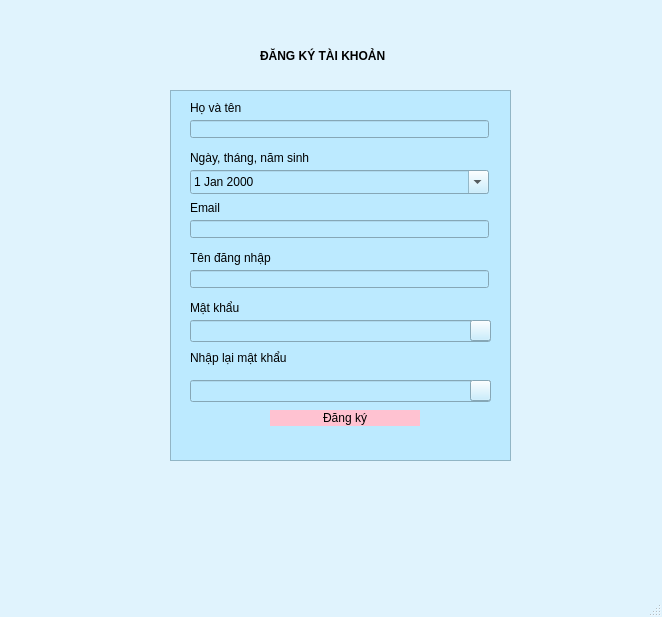
The window that Sign_Up_MainWindow.ui (tunvy313/KTLT) describes before a commit, drawn with Qt 5.
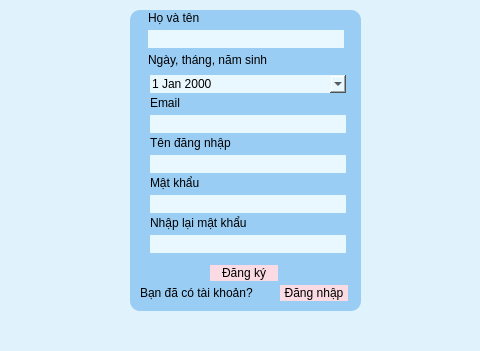
The same window after the commit. Icons and pictures are not drawn.

```diff
--- a/Sign_Up_MainWindow.ui
+++ b/Sign_Up_MainWindow.ui
@@ -6,37 +6,30 @@
    <rect>
     <x>0</x>
     <y>0</y>
-    <width>662</width>
-    <height>617</height>
+    <width>480</width>
+    <height>351</height>
    </rect>
   </property>
-  <property name="maximumSize">
-   <size>
-    <width>16777215</width>
-    <height>16777215</height>
-   </size>
-  </property>
   <property name="windowTitle">
    <string>Đăng nhập</string>
   </property>
   <property name="styleSheet">
-   <string notr="true">QMainWindow#MainWindow{
-	background-color: rgb(224, 243, 253);
-	color: black
-}</string>
+   <string notr="true">background-color: rgb(224, 243, 253)</string>
   </property>
   <widget class="QWidget" name="centralwidget">
    <widget class="QFrame" name="frame">
     <property name="geometry">
      <rect>
-      <x>170</x>
-      <y>90</y>
-      <width>341</width>
-      <height>371</height>
+      <x>130</x>
+      <y>10</y>
+      <width>231</width>
+      <height>301</height>
      </rect>
     </property>
     <property name="styleSheet">
-     <string notr="true">background-color: rgb(188, 234, 255);</string>
+     <string notr="true">background-color: rgb(154, 205, 244);
+border-radius: 10px
+</string>
     </property>
     <property name="frameShape">
      <enum>QFrame::StyledPanel</enum>
@@ -47,9 +40,9 @@
     <widget class="QLabel" name="label">
      <property name="geometry">
       <rect>
-       <x>20</x>
-       <y>10</y>
-       <width>299</width>
+       <x>18</x>
+       <y>0</y>
+       <width>191</width>
        <height>16</height>
       </rect>
      </property>
@@ -63,9 +56,9 @@
      </property>
      <property name="geometry">
       <rect>
-       <x>20</x>
-       <y>30</y>
-       <width>299</width>
+       <x>18</x>
+       <y>20</y>
+       <width>196</width>
        <height>18</height>
       </rect>
      </property>
@@ -76,10 +69,8 @@
       </size>
      </property>
      <property name="styleSheet">
-      <string notr="true">QLineEdit#txtTen {
-	border-radius: 15px
-	background-color: E9F8FF
-}</string>
+      <string notr="true">border-radius: 15px;
+background-color: rgb(233, 248, 255)</string>
      </property>
      <property name="text">
       <string/>
@@ -88,9 +79,9 @@
     <widget class="QLabel" name="label_2">
      <property name="geometry">
       <rect>
-       <x>20</x>
-       <y>60</y>
-       <width>299</width>
+       <x>18</x>
+       <y>42</y>
+       <width>191</width>
        <height>16</height>
       </rect>
      </property>
@@ -102,9 +93,9 @@
      <property name="geometry">
       <rect>
        <x>20</x>
-       <y>80</y>
-       <width>299</width>
-       <height>24</height>
+       <y>65</y>
+       <width>196</width>
+       <height>18</height>
       </rect>
      </property>
      <property name="baseSize">
@@ -114,9 +105,8 @@
       </size>
      </property>
      <property name="styleSheet">
-      <string notr="true">QDateEdit#txtNgaySinh {
-border- radius: 15px
-}</string>
+      <string notr="true">border-radius: 15px;
+background-color: rgb(233, 248, 255)</string>
      </property>
      <property name="calendarPopup">
       <bool>true</bool>
@@ -126,8 +116,8 @@
      <property name="geometry">
       <rect>
        <x>20</x>
-       <y>110</y>
-       <width>299</width>
+       <y>85</y>
+       <width>191</width>
        <height>16</height>
       </rect>
      </property>
@@ -139,8 +129,8 @@
      <property name="geometry">
       <rect>
        <x>20</x>
-       <y>130</y>
-       <width>299</width>
+       <y>105</y>
+       <width>196</width>
        <height>18</height>
       </rect>
      </property>
@@ -151,18 +141,16 @@
       </size>
      </property>
      <property name="styleSheet">
-      <string notr="true">QLineEdit#txtEmail {
-	border-radius: 15px
-	background-color: E9F8FF
-}</string>
+      <string notr="true">border-radius: 15px;
+background-color: rgb(233, 248, 255)</string>
      </property>
     </widget>
     <widget class="QLabel" name="label_4">
      <property name="geometry">
       <rect>
        <x>20</x>
-       <y>160</y>
-       <width>299</width>
+       <y>125</y>
+       <width>191</width>
        <height>16</height>
       </rect>
      </property>
@@ -174,8 +162,8 @@
      <property name="geometry">
       <rect>
        <x>20</x>
-       <y>180</y>
-       <width>299</width>
+       <y>145</y>
+       <width>196</width>
        <height>18</height>
       </rect>
      </property>
@@ -186,18 +174,16 @@
       </size>
      </property>
      <property name="styleSheet">
-      <string notr="true">QLineEdit#txtTenDangNhap {
-	border-radius: 15px
-	background-color: E9F8FF
-}</string>
+      <string notr="true">border-radius: 15px;
+background-color: rgb(233, 248, 255)</string>
      </property>
     </widget>
     <widget class="QLabel" name="label_5">
      <property name="geometry">
       <rect>
        <x>20</x>
-       <y>210</y>
-       <width>299</width>
+       <y>165</y>
+       <width>196</width>
        <height>16</height>
       </rect>
      </property>
@@ -209,9 +195,9 @@
      <property name="geometry">
       <rect>
        <x>20</x>
-       <y>230</y>
-       <width>301</width>
-       <height>22</height>
+       <y>185</y>
+       <width>196</width>
+       <height>18</height>
       </rect>
      </property>
      <property name="maximumSize">
@@ -221,10 +207,8 @@
       </size>
      </property>
      <property name="styleSheet">
-      <string notr="true">QLineEdit#txtMatKhau {
-	border-radius: 15px
-	background-color: E9F8FF
-}</string>
+      <string notr="true">border-radius: 15px;
+background-color: rgb(233, 248, 255)</string>
      </property>
      <property name="echoMode">
       <enum>QLineEdit::Password</enum>
@@ -234,8 +218,8 @@
      <property name="geometry">
       <rect>
        <x>20</x>
-       <y>260</y>
-       <width>299</width>
+       <y>205</y>
+       <width>196</width>
        <height>16</height>
       </rect>
      </property>
@@ -247,9 +231,9 @@
      <property name="geometry">
       <rect>
        <x>20</x>
-       <y>290</y>
-       <width>301</width>
-       <height>22</height>
+       <y>225</y>
+       <width>196</width>
+       <height>18</height>
       </rect>
      </property>
      <property name="maximumSize">
@@ -259,10 +243,8 @@
       </size>
      </property>
      <property name="styleSheet">
-      <string notr="true">QLineEdit{
-	border-radius: 15px
-	background-color: E9F8FF
-}</string>
+      <string notr="true">border-radius: 15px;
+background-color: rgb(233, 248, 255)</string>
      </property>
      <property name="echoMode">
       <enum>QLineEdit::Password</enum>
@@ -271,9 +253,9 @@
     <widget class="QPushButton" name="btnDangKy">
      <property name="geometry">
       <rect>
-       <x>100</x>
-       <y>320</y>
-       <width>150</width>
+       <x>80</x>
+       <y>255</y>
+       <width>68</width>
        <height>16</height>
       </rect>
      </property>
@@ -296,11 +278,7 @@
       </size>
      </property>
      <property name="styleSheet">
-      <string notr="true">QPushButton#btnDangKy {
-	background-color: rgb(255, 194, 209);
-	color: black;
-	border-radius: 15px
-}</string>
+      <string notr="true">background-color: rgb(250, 219, 227)</string>
      </property>
      <property name="text">
       <string>Đăng ký</string>
@@ -309,49 +287,119 @@
       <bool>false</bool>
      </property>
     </widget>
-    <widget class="QPushButton" name="btnAnMatKhau">
+    <widget class="QPushButton" name="btnquaylai">
      <property name="geometry">
       <rect>
-       <x>300</x>
-       <y>230</y>
-       <width>21</width>
-       <height>21</height>
+       <x>150</x>
+       <y>275</y>
+       <width>68</width>
+       <height>16</height>
       </rect>
+     </property>
+     <property name="sizePolicy">
+      <sizepolicy hsizetype="Fixed" vsizetype="Fixed">
+       <horstretch>0</horstretch>
+       <verstretch>0</verstretch>
+      </sizepolicy>
+     </property>
+     <property name="minimumSize">
+      <size>
+       <width>0</width>
+       <height>0</height>
+      </size>
+     </property>
+     <property name="maximumSize">
+      <size>
+       <width>150</width>
+       <height>45</height>
+      </size>
+     </property>
+     <property name="styleSheet">
+      <string notr="true">background-color: rgb(250, 219, 227)</string>
+     </property>
+     <property name="text">
+      <string>Đăng nhập</string>
+     </property>
+     <property name="checkable">
+      <bool>false</bool>
+     </property>
+    </widget>
+    <widget class="QPushButton" name="btnHienMatKhau_3">
+     <property name="enabled">
+      <bool>true</bool>
+     </property>
+     <property name="geometry">
+      <rect>
+       <x>195</x>
+       <y>185</y>
+       <width>20</width>
+       <height>18</height>
+      </rect>
+     </property>
+     <property name="sizePolicy">
+      <sizepolicy hsizetype="Fixed" vsizetype="Fixed">
+       <horstretch>0</horstretch>
+       <verstretch>0</verstretch>
+      </sizepolicy>
+     </property>
+     <property name="minimumSize">
+      <size>
+       <width>0</width>
+       <height>0</height>
+      </size>
+     </property>
+     <property name="maximumSize">
+      <size>
+       <width>150</width>
+       <height>45</height>
+      </size>
+     </property>
+     <property name="styleSheet">
+      <string notr="true">border-radius: 15px;
+background-color: rgba(245, 40, 145, 0);</string>
      </property>
      <property name="text">
       <string/>
      </property>
      <property name="icon">
       <iconset>
-       <normaloff>../visible.png</normaloff>../visible.png</iconset>
+       <normaloff>../ic_hide.png</normaloff>../ic_hide.png</iconset>
+     </property>
+     <property name="checkable">
+      <bool>false</bool>
      </property>
     </widget>
     <widget class="QPushButton" name="btnAnMatKhau_2">
      <property name="geometry">
       <rect>
-       <x>300</x>
-       <y>290</y>
-       <width>21</width>
-       <height>21</height>
+       <x>195</x>
+       <y>225</y>
+       <width>20</width>
+       <height>18</height>
       </rect>
      </property>
-     <property name="text">
-      <string/>
+     <property name="sizePolicy">
+      <sizepolicy hsizetype="Fixed" vsizetype="Fixed">
+       <horstretch>0</horstretch>
+       <verstretch>0</verstretch>
+      </sizepolicy>
      </property>
-     <property name="icon">
-      <iconset>
-       <normaloff>../visible.png</normaloff>../visible.png</iconset>
+     <property name="minimumSize">
+      <size>
+       <width>0</width>
+       <height>0</height>
+      </size>
      </property>
-    </widget>
-    <widget class="QPushButton" name="btnAnMatKhau_3">
-     <property name="geometry">
-      <rect>
-       <x>300</x>
-       <y>290</y>
-       <width>21</width>
-       <height>21</height>
-      </rect>
+     <property name="maximumSize">
+      <size>
+       <width>150</width>
+       <height>45</height>
+      </size>
      </property>
+     <property name="styleSheet">
+      <string notr="true">border-radius: 15px;
+background-color: rgba(245, 40, 145, 0);</string>
+     </property>
      <property name="text">
       <string/>
      </property>
@@ -359,16 +407,41 @@
       <iconset>
        <normaloff>../visible.png</normaloff>../visible.png</iconset>
      </property>
+     <property name="checkable">
+      <bool>false</bool>
+     </property>
     </widget>
     <widget class="QPushButton" name="btnAnMatKhau_4">
      <property name="geometry">
       <rect>
-       <x>300</x>
-       <y>290</y>
-       <width>21</width>
-       <height>21</height>
+       <x>195</x>
+       <y>225</y>
+       <width>20</width>
+       <height>18</height>
       </rect>
      </property>
+     <property name="sizePolicy">
+      <sizepolicy hsizetype="Fixed" vsizetype="Fixed">
+       <horstretch>0</horstretch>
+       <verstretch>0</verstretch>
+      </sizepolicy>
+     </property>
+     <property name="minimumSize">
+      <size>
+       <width>0</width>
+       <height>0</height>
+      </size>
+     </property>
+     <property name="maximumSize">
+      <size>
+       <width>150</width>
+       <height>45</height>
+      </size>
+     </property>
+     <property name="styleSheet">
+      <string notr="true">border-radius: 15px;
+background-color: rgba(245, 40, 145, 0);</string>
+     </property>
      <property name="text">
       <string/>
      </property>
@@ -376,33 +449,58 @@
       <iconset>
        <normaloff>../visible.png</normaloff>../visible.png</iconset>
      </property>
+     <property name="checkable">
+      <bool>false</bool>
+     </property>
     </widget>
-    <widget class="QPushButton" name="btnHienMatKhau">
+    <widget class="QLabel" name="label_7">
      <property name="geometry">
       <rect>
-       <x>300</x>
-       <y>230</y>
-       <width>21</width>
-       <height>21</height>
+       <x>10</x>
+       <y>275</y>
+       <width>131</width>
+       <height>16</height>
       </rect>
      </property>
      <property name="text">
-      <string/>
+      <string>Bạn đã có tài khoản? </string>
      </property>
      <property name="icon">
       <iconset>
        <normaloff>../ic_hidden.png</normaloff>../ic_hidden.png</iconset>
      </property>
     </widget>
-    <widget class="QPushButton" name="btnHienMatKhau_2">
+    <widget class="QPushButton" name="btnAnMatKhau">
      <property name="geometry">
       <rect>
-       <x>300</x>
-       <y>290</y>
-       <width>21</width>
-       <height>21</height>
+       <x>195</x>
+       <y>185</y>
+       <width>20</width>
+       <height>18</height>
       </rect>
      </property>
+     <property name="sizePolicy">
+      <sizepolicy hsizetype="Fixed" vsizetype="Fixed">
+       <horstretch>0</horstretch>
+       <verstretch>0</verstretch>
+      </sizepolicy>
+     </property>
+     <property name="minimumSize">
+      <size>
+       <width>0</width>
+       <height>0</height>
+      </size>
+     </property>
+     <property name="maximumSize">
+      <size>
+       <width>150</width>
+       <height>45</height>
+      </size>
+     </property>
+     <property name="styleSheet">
+      <string notr="true">border-radius: 15px;
+background-color: rgba(245, 40, 145, 0);</string>
+     </property>
      <property name="text">
       <string/>
      </property>
@@ -410,6 +508,9 @@
       <iconset>
        <normaloff>../ic_hidden.png</normaloff>../ic_hidden.png</iconset>
      </property>
+     <property name="checkable">
+      <bool>false</bool>
+     </property>
     </widget>
     <zorder>btnAnMatKhau_3</zorder>
     <zorder>btnAnMatKhau_2</zorder>
@@ -426,32 +527,7 @@
     <zorder>txtNhapLaiMatKhau</zorder>
     <zorder>btnDangKy</zorder>
     <zorder>btnAnMatKhau</zorder>
-    <zorder>btnAnMatKhau_4</zorder>
-    <zorder>label</zorder>
-    <zorder>btnHienMatKhau</zorder>
-    <zorder>btnHienMatKhau_2</zorder>
-   </widget>
-   <widget class="QLabel" name="label_7">
-    <property name="geometry">
-     <rect>
-      <x>260</x>
-      <y>30</y>
-      <width>461</width>
-      <height>51</height>
-     </rect>
-    </property>
-    <property name="font">
-     <font>
-      <weight>75</weight>
-      <bold>true</bold>
-     </font>
-    </property>
-    <property name="styleSheet">
-     <string notr="true"/>
-    </property>
-    <property name="text">
-     <string>ĐĂNG KÝ TÀI KHOẢN</string>
-    </property>
+    <zorder>btnHienMatKhau_3</zorder>
    </widget>
   </widget>
   <widget class="QMenuBar" name="menubar">
```
Left out of the diff: 25 changed lines with no effect on the pictures.
